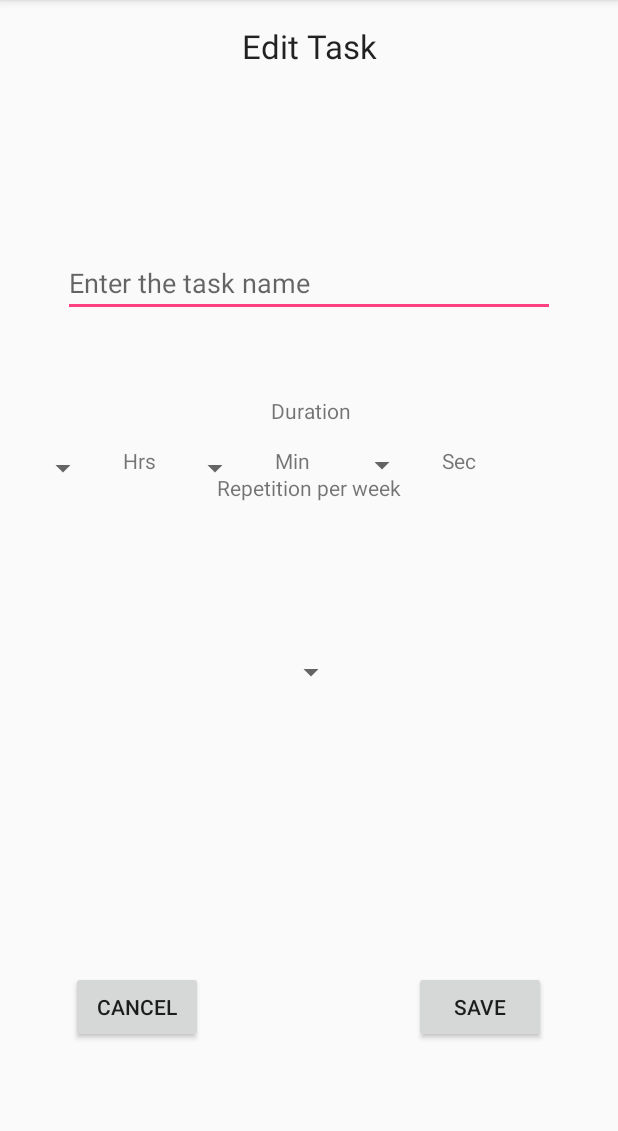
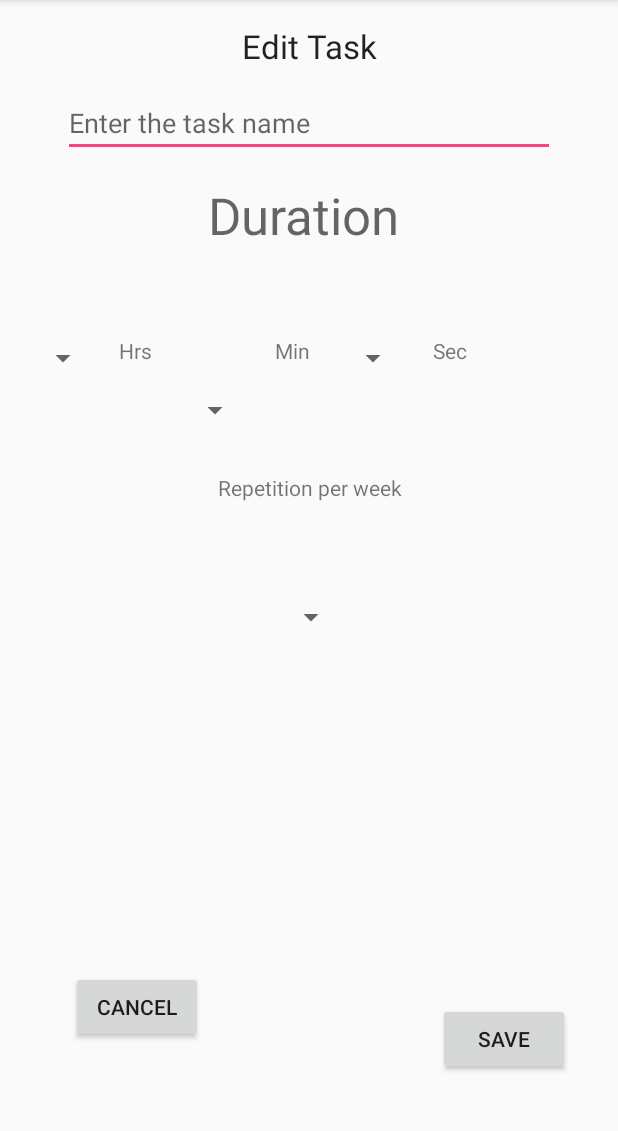
Before and after one commit to bramat92/PhocussApp, an Android app: the EditTask screen opened directly, with no data from a screen before it, on a phone screen of 412 x 824 dp, the part 84-1215 px from its top. Run offline under Robolectric (Android 15) with nearby library versions, the phone set to English and light mode, and no system bars.

Commit message:
my comments here

```diff
--- a/app/build.gradle
+++ b/app/build.gradle
@@ -20,11 +20,12 @@ android {
 }
 
 dependencies {
-    compile fileTree(dir: 'libs', include: ['*.jar'])
+    compile fileTree(include: ['*.jar'], dir: 'libs')
     androidTestCompile('com.android.support.test.espresso:espresso-core:2.2.2', {
         exclude group: 'com.android.support', module: 'support-annotations'
     })
     compile 'com.android.support:appcompat-v7:25.3.1'
     compile 'com.android.support.constraint:constraint-layout:1.0.2'
     testCompile 'junit:junit:4.12'
+    compile 'com.google.code.gson:gson:2.8.1'
 }
--- a/app/src/main/java/com/multithread/mosiah/projectcs246/EditTask.java
+++ b/app/src/main/java/com/multithread/mosiah/projectcs246/EditTask.java
@@ -1,12 +1,21 @@
 package com.multithread.mosiah.projectcs246;
 
+import android.content.Intent;
+import android.content.SharedPreferences;
 import android.support.v7.app.AppCompatActivity;
 import android.os.Bundle;
+import android.util.Log;
+import android.view.View;
+import android.widget.Button;
 import android.widget.TextView;
+import android.widget.Toast;
+
+import com.google.gson.Gson;
 
 public class EditTask extends AppCompatActivity {
 
     private TextView myTextView;
+    private Button button;
     @Override
     protected void onCreate(Bundle savedInstanceState) {
         super.onCreate(savedInstanceState);
@@ -14,7 +23,38 @@ public class EditTask extends AppCompatActivity {
 
         //we will need to create a task object.
 
-    myTextView = (TextView) findViewById(R.id.textView);
+
+        button = (Button) findViewById(R.id.Save);
+        button.setOnClickListener(new View.OnClickListener() {
+
+            @Override
+            public void onClick(View v) {
+                Task task = new Task("workout", 5, 200);
+
+                //storing object to shared preferences in json form.
+                SharedPreferences mPrefs = getPreferences(MODE_PRIVATE);
+                SharedPreferences.Editor prefsEditor = mPrefs.edit();
+                Gson gson = new Gson();
+                String json = gson.toJson(task); // myObject - instance of MyObject
+                prefsEditor.putString("MyObject", json);
+                prefsEditor.commit();
+
+
+                //show the String json, which will be saved in shared preferences.
+                Log.d("EditTask",json);
+                Toast.makeText(getApplication(), json, Toast.LENGTH_LONG).show();
+
+
+                Intent intent = new Intent(EditTask.this, MainActivity.class);
+                //intent.putExtra("activityOne", "set a goal");
+                startActivity(intent);
+            }
+        });
+
+
+
+
+        myTextView = (TextView) findViewById(R.id.textView);
         Bundle extras = getIntent().getExtras();
 
         if (extras != null) {
@@ -22,7 +62,7 @@ public class EditTask extends AppCompatActivity {
             myTextView.setText(myString);
         }
 
-    }
+    } // end of onCreate()
 
 
 }
--- a/app/src/main/java/com/multithread/mosiah/projectcs246/MainActivity.java
+++ b/app/src/main/java/com/multithread/mosiah/projectcs246/MainActivity.java
@@ -8,6 +8,8 @@ import android.view.View;
 import android.widget.Button;
 import android.widget.Toast;
 
+import java.util.ArrayList;
+
 public class MainActivity extends AppCompatActivity {
 
     private Button button;
@@ -16,6 +18,10 @@ public class MainActivity extends AppCompatActivity {
     protected void onCreate(Bundle savedInstanceState) {
         super.onCreate(savedInstanceState);
         setContentView(R.layout.activity_main);
+
+
+
+
 
         button = (Button) findViewById(R.id.addTask);
         button.setOnClickListener(new View.OnClickListener() {
--- a/app/src/main/res/layout/activity_edit_task.xml
+++ b/app/src/main/res/layout/activity_edit_task.xml
@@ -22,14 +22,14 @@
         android:id="@+id/Seconds"
         android:layout_width="50dp"
         android:layout_height="30dp"
-        android:layout_marginTop="14dp"
+        android:layout_marginTop="57dp"
         app:layout_constraintTop_toBottomOf="@+id/textView2"
         app:layout_constraintLeft_toRightOf="@+id/textView5"
         android:layout_marginLeft="16dp"
         android:layout_marginStart="16dp"
         android:layout_marginRight="8dp"
         app:layout_constraintRight_toRightOf="parent"
-        app:layout_constraintHorizontal_bias="0.048" />
+        app:layout_constraintHorizontal_bias="0.0" />
 
     <Spinner
         android:id="@+id/Minutes"
@@ -39,7 +39,7 @@
         app:layout_constraintTop_toBottomOf="@+id/textView2"
         app:layout_constraintBottom_toBottomOf="parent"
         android:layout_marginBottom="8dp"
-        app:layout_constraintVertical_bias="0.0"
+        app:layout_constraintVertical_bias="0.139"
         android:layout_marginLeft="117dp"
         app:layout_constraintLeft_toLeftOf="parent" />
 
@@ -74,28 +74,28 @@
        android:layout_marginEnd="16dp"
        android:layout_marginTop="8dp"
        app:layout_constraintTop_toBottomOf="@+id/textView"
-       app:layout_constraintVertical_bias="0.202" />
+       app:layout_constraintVertical_bias="0.089" />
 
 
     <Button
-        android:id="@+id/button"
+        android:id="@+id/Save"
         android:layout_width="wrap_content"
         android:layout_height="wrap_content"
         android:text="@string/EditTaskSave"
+        android:layout_marginEnd="8dp"
         app:layout_constraintBottom_toBottomOf="parent"
-        android:layout_marginBottom="16dp"
+        android:layout_marginBottom="51dp"
         app:layout_constraintTop_toTopOf="parent"
-        android:layout_marginTop="16dp"
-        app:layout_constraintVertical_bias="0.918"
-        android:layout_marginEnd="8dp"
-        app:layout_constraintLeft_toRightOf="@+id/button2"
-        android:layout_marginLeft="8dp"
+        android:layout_marginTop="8dp"
+        app:layout_constraintVertical_bias="1.0"
+        app:layout_constraintLeft_toRightOf="@+id/Cancel"
+        android:layout_marginLeft="105dp"
         android:layout_marginRight="8dp"
         app:layout_constraintRight_toRightOf="parent"
-        app:layout_constraintHorizontal_bias="0.768" />
+        app:layout_constraintHorizontal_bias="0.68" />
 
     <Button
-        android:id="@+id/button2"
+        android:id="@+id/Cancel"
         android:layout_width="wrap_content"
         android:layout_height="wrap_content"
         android:layout_marginBottom="16dp"
@@ -117,7 +117,7 @@
         android:layout_height="30dp"
         android:layout_marginLeft="16dp"
         android:layout_marginStart="16dp"
-        android:layout_marginTop="16dp"
+        android:layout_marginTop="57dp"
         app:layout_constraintLeft_toLeftOf="parent"
         app:layout_constraintTop_toBottomOf="@+id/textView2"
         app:layout_constraintRight_toLeftOf="@+id/Minutes"
@@ -126,18 +126,18 @@
 
     <TextView
         android:id="@+id/textView2"
-        android:layout_width="wrap_content"
-        android:layout_height="17dp"
+        android:layout_width="135dp"
+        android:layout_height="46dp"
+        android:layout_marginBottom="8dp"
         android:layout_marginTop="16dp"
         android:text="Duration"
-        android:textAlignment="center"
+        android:textAppearance="@style/TextAppearance.AppCompat.Display1"
+        app:layout_constraintBottom_toBottomOf="parent"
+        app:layout_constraintHorizontal_bias="0.502"
         app:layout_constraintLeft_toLeftOf="parent"
         app:layout_constraintRight_toRightOf="parent"
         app:layout_constraintTop_toBottomOf="@+id/editText"
-        app:layout_constraintHorizontal_bias="0.501"
-        app:layout_constraintBottom_toBottomOf="parent"
-        android:layout_marginBottom="8dp"
-        app:layout_constraintVertical_bias="0.071" />
+        app:layout_constraintVertical_bias="0.0" />
 
     <TextView
         android:id="@+id/textView3"
@@ -152,7 +152,8 @@
         android:layout_marginLeft="8dp"
         app:layout_constraintLeft_toLeftOf="parent"
         android:layout_marginRight="8dp"
-        app:layout_constraintRight_toRightOf="parent" />
+        app:layout_constraintRight_toRightOf="parent"
+        app:layout_constraintHorizontal_bias="0.502" />
 
     <TextView
         android:id="@+id/textView4"
@@ -161,12 +162,12 @@
         android:layout_marginLeft="16dp"
         android:layout_marginRight="16dp"
         android:text="Hrs"
-        app:layout_constraintHorizontal_bias="0.0"
+        app:layout_constraintHorizontal_bias="1.0"
         app:layout_constraintLeft_toRightOf="@+id/Hours"
         app:layout_constraintRight_toLeftOf="@+id/Minutes"
         android:layout_marginStart="16dp"
         android:layout_marginEnd="16dp"
-        android:layout_marginTop="16dp"
+        android:layout_marginTop="57dp"
         app:layout_constraintTop_toBottomOf="@+id/textView2" />
 
     <TextView
@@ -175,9 +176,9 @@
         android:layout_height="30dp"
         android:text="Min"
         app:layout_constraintLeft_toRightOf="@+id/Minutes"
-        android:layout_marginLeft="16dp"
+        android:layout_marginLeft="14dp"
         android:layout_marginStart="16dp"
-        android:layout_marginTop="16dp"
+        android:layout_marginTop="57dp"
         app:layout_constraintTop_toBottomOf="@+id/textView2" />
 
     <TextView
@@ -187,6 +188,6 @@
         android:text="Sec"
         app:layout_constraintLeft_toRightOf="@+id/Seconds"
         android:layout_marginLeft="16dp"
-        android:layout_marginTop="16dp"
+        android:layout_marginTop="57dp"
         app:layout_constraintTop_toBottomOf="@+id/textView2" />
 </android.support.constraint.ConstraintLayout>
--- a/build.gradle
+++ b/build.gradle
@@ -7,7 +7,7 @@ buildscript {
     dependencies {
 
 
-        classpath 'com.android.tools.build:gradle:2.3.2'
+        classpath 'com.android.tools.build:gradle:2.3.3'
 
         // NOTE: Do not place your application dependencies here; they belong
         // in the individual module build.gradle files
```
Also changed, not shown: app/src/main/java/com/multithread/mosiah/projectcs246/Task.java (+8 -19 lines).
